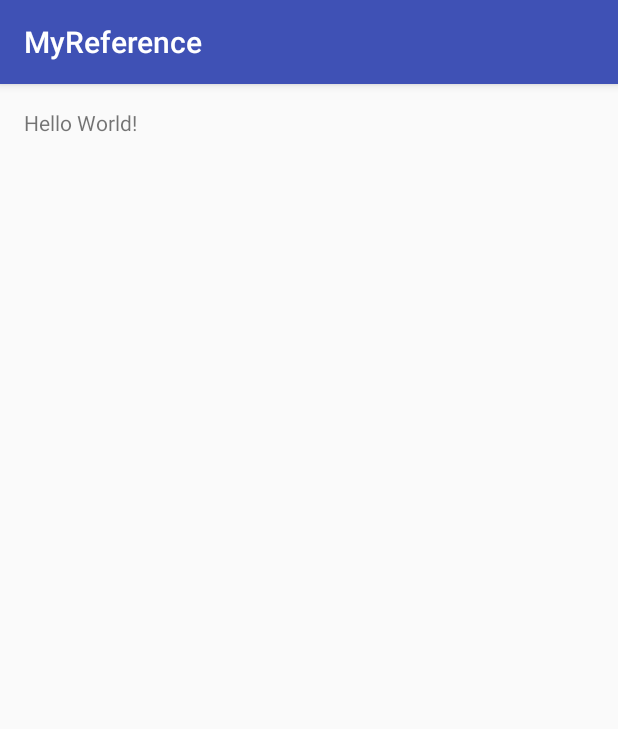
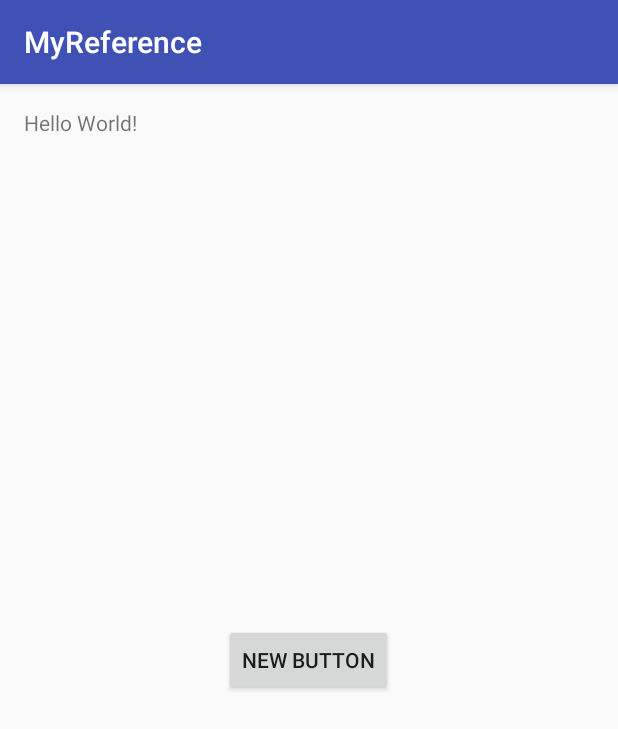
Before and after one commit to koarkarmyo/MyReference, an Android app: the screen it shows after launch (MainActivity), on a phone screen of 412 x 824 dp. Shown: the top 729 px of the screen. Run offline under Robolectric (Android 15) with nearby library versions, the phone set to English and light mode, and no system bars.

Commit message:
third commit

```diff
--- /dev/null
+++ b/app/src/main/java/com/p2t/myreference/class3.java
@@ -0,0 +1,7 @@
+package com.p2t.myreference;
+
+/**
+ * Created by Arkar on 6/7/2016.
+ */
+public class class3 {
+}
--- a/app/src/main/res/layout/activity_main.xml
+++ b/app/src/main/res/layout/activity_main.xml
@@ -13,4 +13,12 @@
         android:layout_width="wrap_content"
         android:layout_height="wrap_content"
         android:text="Hello World!" />
+
+    <Button
+        android:layout_width="wrap_content"
+        android:layout_height="wrap_content"
+        android:text="New Button"
+        android:id="@+id/button"
+        android:layout_centerVertical="true"
+        android:layout_centerHorizontal="true" />
 </RelativeLayout>
```
